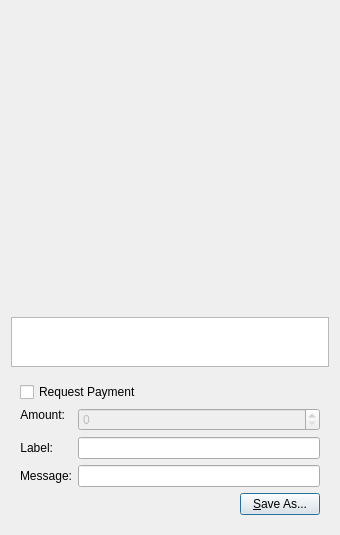
Above: src/qt/forms/qrcodedialog.ui from sherlockcoin/navajocoin before the change. Below: the same form after it.
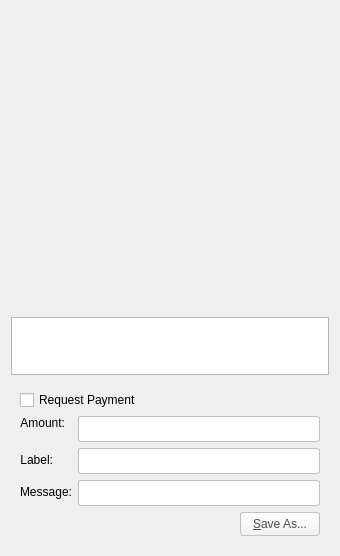
That is the form after the change. Custom widgets are drawn as their Qt base class.

Patch:
```diff
--- a/src/qt/forms/qrcodedialog.ui
+++ b/src/qt/forms/qrcodedialog.ui
@@ -7,7 +7,7 @@
     <x>0</x>
     <y>0</y>
     <width>340</width>
-    <height>530</height>
+    <height>556</height>
    </rect>
   </property>
   <property name="windowTitle">
@@ -96,7 +96,15 @@
          </widget>
         </item>
         <item row="1" column="1">
-         <widget class="QLineEdit" name="lnLabel"/>
+         <widget class="QLineEdit" name="lnLabel">
+          <property name="styleSheet">
+           <string notr="true">background-color: rgb(255,255,255);
+border-radius:3px;
+border: 1px solid #C4C1BD;
+color: #4C4C4C;
+padding: 4px;</string>
+          </property>
+         </widget>
         </item>
         <item row="2" column="0">
          <widget class="QLabel" name="lblMessage">
@@ -115,7 +123,15 @@
          </widget>
         </item>
         <item row="2" column="1">
-         <widget class="QLineEdit" name="lnMessage"/>
+         <widget class="QLineEdit" name="lnMessage">
+          <property name="styleSheet">
+           <string notr="true">background-color: rgb(255,255,255);
+border-radius:3px;
+border: 1px solid #C4C1BD;
+color: #4C4C4C;
+padding: 4px;</string>
+          </property>
+         </widget>
         </item>
         <item row="0" column="0">
          <widget class="QLabel" name="lblAmount">
@@ -150,6 +166,13 @@
             <height>0</height>
            </size>
           </property>
+          <property name="styleSheet">
+           <string notr="true">background-color: rgb(255,255,255);
+border-radius:3px;
+border: 1px solid #C4C1BD;
+color: #4C4C4C;
+padding: 4px;</string>
+          </property>
          </widget>
         </item>
        </layout>
@@ -171,6 +194,13 @@
         </item>
         <item>
          <widget class="QPushButton" name="btnSaveAs">
+          <property name="styleSheet">
+           <string notr="true">background-color: qlineargradient(spread:pad, x1:0, y1:1, x2:0, y2:0, stop:0 rgb(240,240,240), stop:1 rgb(255, 255, 255));
+border-radius:3px;
+border: 1px solid #C4C1BD;
+color: #4C4C4C;
+padding: 4px 12px;</string>
+          </property>
           <property name="text">
            <string>&amp;Save As...</string>
           </property>
@@ -186,7 +216,7 @@
  <customwidgets>
   <customwidget>
    <class>BitcoinAmountField</class>
-   <extends>QSpinBox</extends>
+   <extends>QLineEdit</extends>
    <header>bitcoinamountfield.h</header>
   </customwidget>
  </customwidgets>
```
Left out of the diff: 1 changed line with no effect on the pictures.
